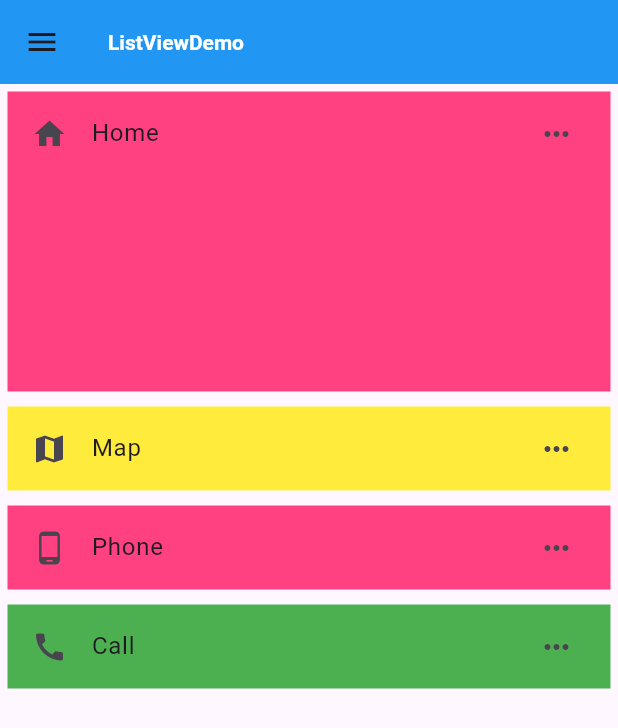
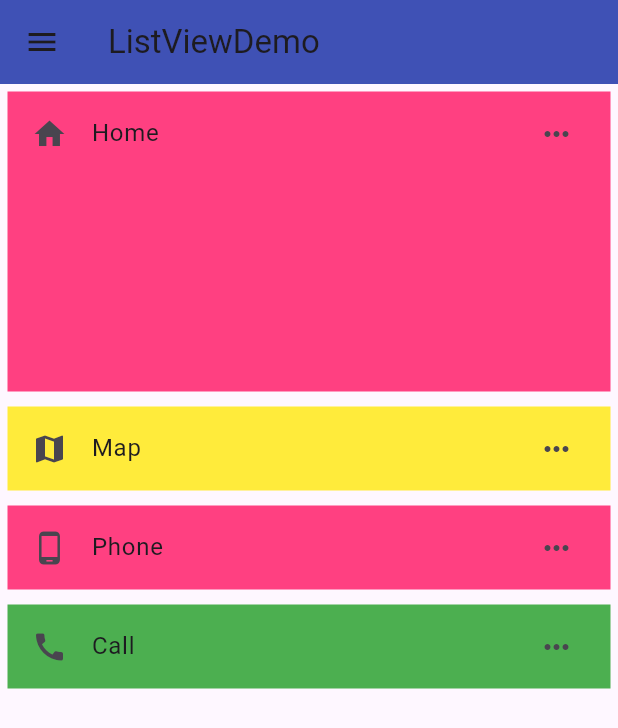
Before and after one commit to Cyperfroz00/griddemo, a Flutter app: the screen it shows after launch, on a phone screen of 412 x 824 dp. Shown: the top 728 px of the screen. Run offline on Flutter 3.47's test engine with Material 2 defaults, Android fonts, the phone set to English and light mode, and no system bars.

Commit message:
6th update drawer with Cicler

```diff
--- a/lib/componnet/list_view_screen.dart
+++ b/lib/componnet/list_view_screen.dart
@@ -13,23 +13,26 @@ class _ListviewscreenState extends State<Listviewscreen> {
   Widget build(BuildContext context) {
     return Scaffold(
       drawer: Drawer(
-
-        backgroundColor: Colors.indigo,
+        backgroundColor: Colors.white,
         child: Container(
           height: 150,
+          width: 150,
           child: ListView(
             children: [
               Container(
-                width: 200,
-                height: 200,
+                decoration: BoxDecoration(
+                    borderRadius: BorderRadius.all(
+                      Radius.circular(250),
+                    ),
+                    color: Colors.pinkAccent),
+                width: 150,
+                height: 150,
                 margin: EdgeInsets.all(5),
-                color: Colors.pinkAccent,
-                child: ListTile(
-                  leading: Icon(Icons.home),
-                  title: Text('Home'),
-                  trailing: Icon(Icons.more_horiz),
-                ),
-              ),SizedBox(),
+                // width: 100,
+                // height: 100,
+                child: ListTile(),
+              ),
+              SizedBox(),
               Container(
                 margin: EdgeInsets.all(5),
                 color: Colors.yellow[500],
@@ -63,13 +66,13 @@ class _ListviewscreenState extends State<Listviewscreen> {
       ),
       appBar: AppBar(
         title: Text('ListViewDemo'),
-        backgroundColor: Colors.blue,
-        titleTextStyle: TextStyle(fontWeight: FontWeight.bold),
+        backgroundColor: Colors.indigo,
       ),
       body: Container(
         child: ListView(
           children: [
             Container(
+              // decoration: BoxDecoration(borderRadius:),
               width: 200,
               height: 200,
               margin: EdgeInsets.all(5),
```
